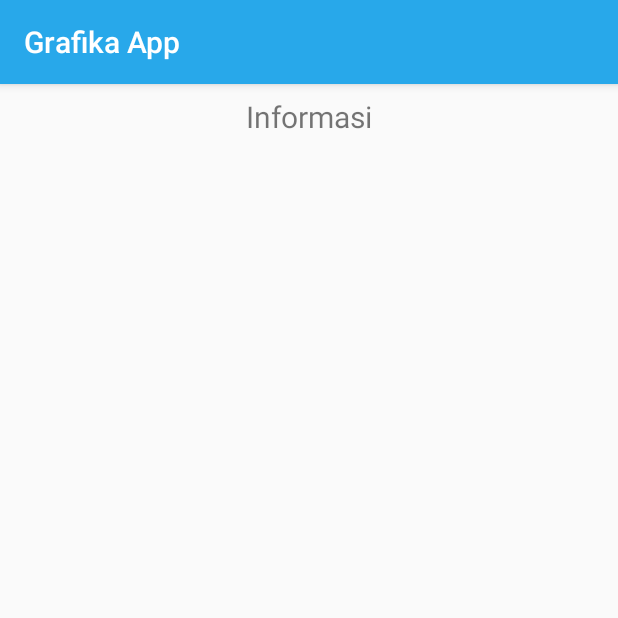
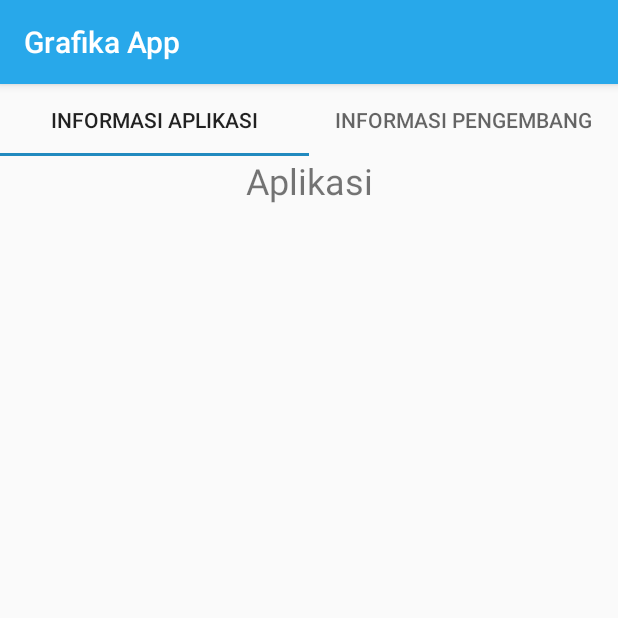
Before and after one commit to septianadi27/GrafikaApp, an Android app: the fragment InformasiFragment shown on its own in the app's theme, on a phone screen of 412 x 824 dp, the top half of it. Run offline under Robolectric (Android 15) with nearby library versions, the phone set to English and light mode, and no system bars.

Commit message:
Insert Tabs on Information fragment

```diff
--- a/app/build.gradle
+++ b/app/build.gradle
@@ -27,8 +27,8 @@ dependencies {
     implementation 'com.google.android.material:material:1.0.0'
     implementation 'androidx.navigation:navigation-fragment:2.1.0'
     implementation 'androidx.navigation:navigation-ui:2.1.0'
-    implementation 'androidx.lifecycle:lifecycle-extensions:2.0.0'
+    implementation 'androidx.lifecycle:lifecycle-extensions:2.1.0'
     testImplementation 'junit:junit:4.12'
-    androidTestImplementation 'androidx.test.ext:junit:1.1.0'
+    androidTestImplementation 'androidx.test.ext:junit:1.1.1'
     androidTestImplementation 'androidx.test.espresso:espresso-core:3.2.0'
 }
--- /dev/null
+++ b/app/src/main/java/com/pendtium/grafikaapp/ui/informasi/FragmentInformasiAplikasi.java
@@ -0,0 +1,32 @@
+package com.pendtium.grafikaapp.ui.informasi;
+
+
+import android.os.Bundle;
+
+import androidx.fragment.app.Fragment;
+
+import android.view.LayoutInflater;
+import android.view.View;
+import android.view.ViewGroup;
+
+import com.pendtium.grafikaapp.R;
+
+/**
+ * A simple {@link Fragment} subclass.
+ */
+public class FragmentInformasiAplikasi extends Fragment {
+
+
+    public FragmentInformasiAplikasi() {
+        // Required empty public constructor
+    }
+
+
+    @Override
+    public View onCreateView(LayoutInflater inflater, ViewGroup container,
+                             Bundle savedInstanceState) {
+        // Inflate the layout for this fragment
+        return inflater.inflate(R.layout.fragment_informasi_aplikasi, container, false);
+    }
+
+}
--- /dev/null
+++ b/app/src/main/java/com/pendtium/grafikaapp/ui/informasi/FragmentInformasiPengembang.java
@@ -0,0 +1,32 @@
+package com.pendtium.grafikaapp.ui.informasi;
+
+
+import android.os.Bundle;
+
+import androidx.fragment.app.Fragment;
+
+import android.view.LayoutInflater;
+import android.view.View;
+import android.view.ViewGroup;
+
+import com.pendtium.grafikaapp.R;
+
+/**
+ * A simple {@link Fragment} subclass.
+ */
+public class FragmentInformasiPengembang extends Fragment {
+
+
+    public FragmentInformasiPengembang() {
+        // Required empty public constructor
+    }
+
+
+    @Override
+    public View onCreateView(LayoutInflater inflater, ViewGroup container,
+                             Bundle savedInstanceState) {
+        // Inflate the layout for this fragment
+        return inflater.inflate(R.layout.fragment_informasi_pengembang, container, false);
+    }
+
+}
--- a/app/src/main/java/com/pendtium/grafikaapp/ui/informasi/InformasiFragment.java
+++ b/app/src/main/java/com/pendtium/grafikaapp/ui/informasi/InformasiFragment.java
@@ -11,7 +11,9 @@ import androidx.annotation.NonNull;
 import androidx.fragment.app.Fragment;
 import androidx.lifecycle.Observer;
 import androidx.lifecycle.ViewModelProviders;
+import androidx.viewpager.widget.ViewPager;
 
+import com.google.android.material.tabs.TabLayout;
 import com.pendtium.grafikaapp.R;
 
 public class InformasiFragment extends Fragment {
@@ -20,16 +22,23 @@ public class InformasiFragment extends Fragment {
 
     public View onCreateView(@NonNull LayoutInflater inflater,
                              ViewGroup container, Bundle savedInstanceState) {
+
         informasiViewModel =
                 ViewModelProviders.of(this).get(InformasiViewModel.class);
         View root = inflater.inflate(R.layout.fragment_informasi, container, false);
-        final TextView textView = root.findViewById(R.id.text_informasi);
         informasiViewModel.getText().observe(this, new Observer<String>() {
             @Override
             public void onChanged(@Nullable String s) {
-                textView.setText(s);
             }
         });
+
+        TabLayout tabLayout =(TabLayout)root.findViewById(R.id.tabInformasi);
+        ViewPager Pager =(ViewPager)root.findViewById(R.id.viewpagerInformasi);
+
+        InformasiTabPagerAdapter Tabpageradapter = new InformasiTabPagerAdapter(getFragmentManager());
+        Pager.setAdapter(Tabpageradapter);
+        tabLayout.setupWithViewPager(Pager);
+
         return root;
     }
 }
--- /dev/null
+++ b/app/src/main/java/com/pendtium/grafikaapp/ui/informasi/InformasiTabPagerAdapter.java
@@ -0,0 +1,44 @@
+package com.pendtium.grafikaapp.ui.informasi;
+
+import androidx.annotation.NonNull;
+import androidx.annotation.Nullable;
+import androidx.fragment.app.Fragment;
+import androidx.fragment.app.FragmentManager;
+import androidx.fragment.app.FragmentStatePagerAdapter;
+
+public class InformasiTabPagerAdapter extends FragmentStatePagerAdapter {
+
+    String[] tabArray = new String[]{"Informasi Aplikasi","Informasi Pengembang"};
+    Integer tabnumber = 2;
+
+    public InformasiTabPagerAdapter (FragmentManager fm){
+        super(fm, BEHAVIOR_RESUME_ONLY_CURRENT_FRAGMENT);
+    }
+
+    @Nullable
+    @Override
+    public CharSequence getPageTitle(int position) {
+        return tabArray[position];
+    }
+
+    @NonNull
+    @Override
+    public Fragment getItem(int position) {
+        switch (position)
+        {
+            case 0:
+                FragmentInformasiAplikasi FragmentInformasiAplikasi1 = new FragmentInformasiAplikasi();
+                return FragmentInformasiAplikasi1;
+
+            case 1:
+                FragmentInformasiPengembang FragmentInformasiPengembang1 = new FragmentInformasiPengembang();
+                return FragmentInformasiPengembang1;
+        }
+        return null;
+    }
+
+    @Override
+    public int getCount() {
+        return tabnumber;
+    }
+}
--- a/app/src/main/res/layout/fragment_informasi.xml
+++ b/app/src/main/res/layout/fragment_informasi.xml
@@ -4,27 +4,39 @@
     android:layout_width="match_parent"
     android:layout_height="match_parent">
 
-    <ScrollView
-        android:layout_width="match_parent"
-        android:layout_height="match_parent"
-        app:layout_constraintBottom_toBottomOf="parent"
-        app:layout_constraintEnd_toEndOf="parent"
-        app:layout_constraintStart_toStartOf="parent"
-        app:layout_constraintTop_toTopOf="parent">
-
-        <TextView
-            android:id="@+id/text_informasi"
+        <LinearLayout
             android:layout_width="match_parent"
             android:layout_height="wrap_content"
-            android:layout_marginStart="8dp"
-            android:layout_marginTop="8dp"
-            android:layout_marginEnd="8dp"
-            android:textAlignment="center"
-            android:textSize="20sp"
+            android:orientation="vertical"
+            app:layout_constraintBottom_toBottomOf="parent"
             app:layout_constraintEnd_toEndOf="parent"
             app:layout_constraintStart_toStartOf="parent"
-            app:layout_constraintTop_toTopOf="parent" />
+            app:layout_constraintTop_toTopOf="parent">
 
-    </ScrollView>
+            <com.google.android.material.tabs.TabLayout
+                android:id="@+id/tabInformasi"
+                android:layout_width="match_parent"
+                android:layout_height="match_parent">
+
+                <com.google.android.material.tabs.TabItem
+                    android:layout_width="wrap_content"
+                    android:layout_height="wrap_content"
+                    android:text="@string/informasi_aplikasi" />
+
+                <com.google.android.material.tabs.TabItem
+                    android:layout_width="wrap_content"
+                    android:layout_height="wrap_content"
+                    android:text="@string/informasi_pengembang" />
+
+            </com.google.android.material.tabs.TabLayout>
+
+            <androidx.viewpager.widget.ViewPager
+                android:layout_width="match_parent"
+                android:layout_height="match_parent"
+                android:id="@+id/viewpagerInformasi">
+
+            </androidx.viewpager.widget.ViewPager>
+
+        </LinearLayout>
 
 </androidx.constraintlayout.widget.ConstraintLayout>
--- /dev/null
+++ b/app/src/main/res/layout/fragment_informasi_aplikasi.xml
@@ -0,0 +1,12 @@
+<?xml version="1.0" encoding="utf-8"?>
+<LinearLayout xmlns:android="http://schemas.android.com/apk/res/android"
+    android:orientation="vertical" android:layout_width="match_parent"
+    android:layout_height="match_parent">
+
+    <TextView
+        android:layout_width="match_parent"
+        android:layout_height="wrap_content"
+        android:text="Aplikasi"
+        android:textSize="24sp"
+        android:textAlignment="center"/>
+</LinearLayout>
--- a/app/src/main/res/values/colors.xml
+++ b/app/src/main/res/values/colors.xml
@@ -2,5 +2,5 @@
 <resources>
     <color name="colorPrimary">#28A8EA</color>
     <color name="colorPrimaryDark">#2393CC</color>
-    <color name="colorAccent">#D81B60</color>
+    <color name="colorAccent">#218ABF</color>
 </resources>
--- a/app/src/main/res/values/strings.xml
+++ b/app/src/main/res/values/strings.xml
@@ -23,4 +23,8 @@
     <string name="lainnya">Lainnya</string>
     <string name="petunjuk_penggunaan">Petunjuk Penggunaan</string>
     <string name="informasi">Informasi</string>
+    <string name="string_opengl">string/opengl</string>
+    <string name="informasi_pengembang">Informasi Pengembang</string>
+    <string name="informasi_aplikasi">Informasi Aplikasi</string>
+
 </resources>
```
Also changed, not shown: app/src/main/res/layout/fragment_halaman_utama.xml (+17 -0 lines), app/src/main/res/layout/fragment_informasi_pengembang.xml (added, +12 -0 lines), app/src/main/res/layout/fragment_pengantar.xml (+7 -0 lines), app/src/main/res/layout/fragment_petunjuk_penggunaan.xml (+7 -0 lines), app/src/main/res/layout/fragment_quiz.xml (+7 -0 lines), app/src/main/res/layout/fragment_video.xml (+7 -0 lines), app/src/main/res/drawable/opengl.png (added).
